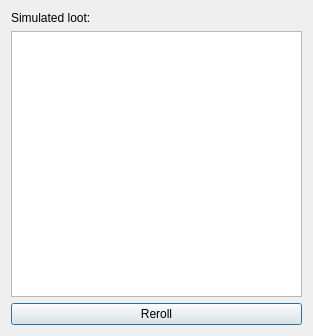
Before: the Qt Designer form editor/ui/loot_dialog.ui in Kyoril/wow-pp, drawn with Qt 5.
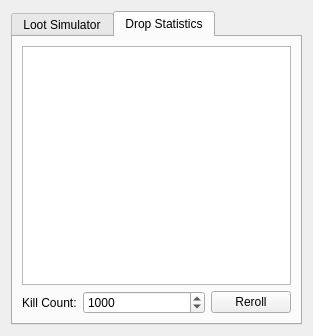
After: the same form once the commit is applied. The open tabs and pages were chosen to show the change. Icons and pictures are not drawn.

Commit message: Drop Statistics Working in the Loot Simulator of the Editor

The edit to the form file:
```diff
--- a/editor/ui/loot_dialog.ui
+++ b/editor/ui/loot_dialog.ui
@@ -19,12 +19,15 @@
   </property>
   <layout class="QVBoxLayout" name="verticalLayout">
    <item>
-    <widget class="QLabel" name="label">
-     <property name="text">
-      <string>Simulated loot:</string>
+    <widget class="QTabWidget" name="tabWidget">
+     <property name="currentIndex">
+      <number>0</number>
      </property>
-    </widget>
-   </item>
+     <widget class="QWidget" name="lootSimulatorPage">
+      <attribute name="title">
+       <string>Loot Simulator</string>
+      </attribute>
+      <layout class="QVBoxLayout" name="verticalLayout_2">
    <item>
     <widget class="QListWidget" name="listWidget">
      <property name="alternatingRowColors">
@@ -37,6 +40,67 @@
      <property name="text">
       <string>Reroll</string>
      </property>
+        </widget>
+       </item>
+      </layout>
+     </widget>
+     <widget class="QWidget" name="dropStatisticPage">
+      <attribute name="title">
+       <string>Drop Statistics</string>
+      </attribute>
+      <layout class="QVBoxLayout" name="verticalLayout_3">
+       <item>
+        <widget class="QListWidget" name="listWidget_2">
+         <property name="alternatingRowColors">
+          <bool>true</bool>
+         </property>
+        </widget>
+       </item>
+       <item>
+        <layout class="QHBoxLayout" name="horizontalLayout">
+         <item>
+          <widget class="QLabel" name="label">
+           <property name="sizePolicy">
+            <sizepolicy hsizetype="Minimum" vsizetype="Preferred">
+             <horstretch>0</horstretch>
+             <verstretch>0</verstretch>
+            </sizepolicy>
+           </property>
+           <property name="text">
+            <string>Kill Count:</string>
+           </property>
+          </widget>
+         </item>
+         <item>
+          <widget class="QSpinBox" name="killCountBox">
+           <property name="sizePolicy">
+            <sizepolicy hsizetype="Expanding" vsizetype="Fixed">
+             <horstretch>0</horstretch>
+             <verstretch>0</verstretch>
+            </sizepolicy>
+           </property>
+           <property name="minimum">
+            <number>1</number>
+           </property>
+           <property name="maximum">
+            <number>10000</number>
+           </property>
+           <property name="value">
+            <number>1000</number>
+           </property>
+          </widget>
+         </item>
+         <item>
+          <widget class="QPushButton" name="rebuildStatisticBtn">
+           <property name="text">
+            <string>Reroll</string>
+           </property>
+          </widget>
+         </item>
+        </layout>
+       </item>
+      </layout>
+     </widget>
     </widget>
    </item>
   </layout>
```
Lines whose indentation alone changed are shown as unchanged. The commit also changes 2 other files.
